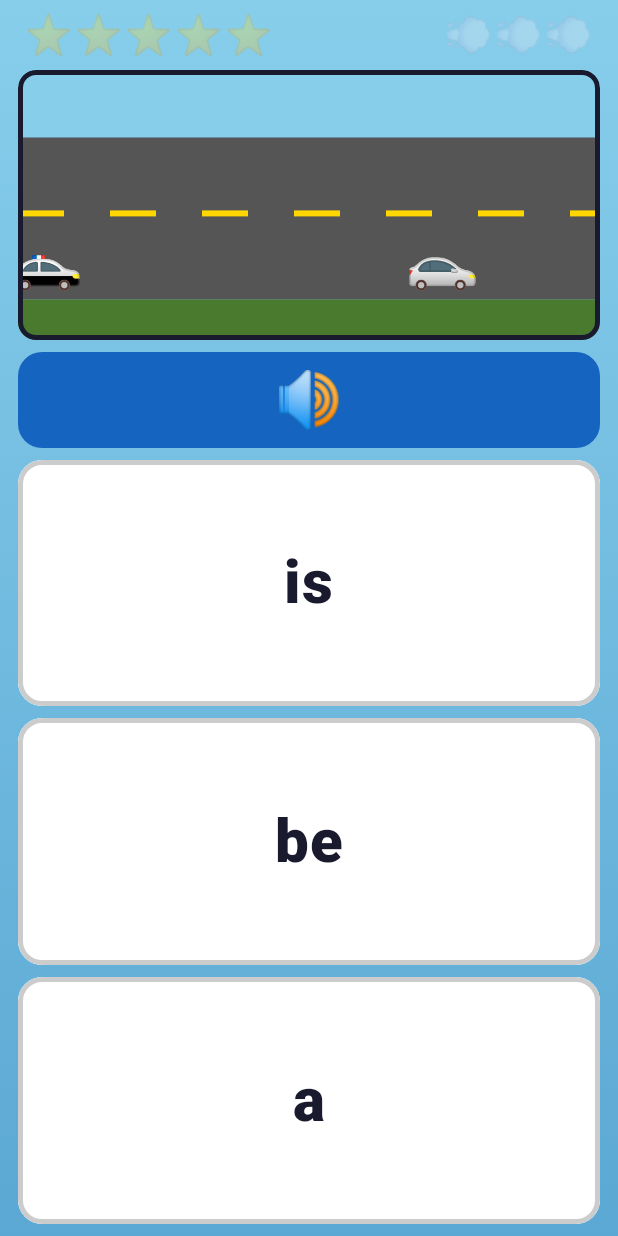
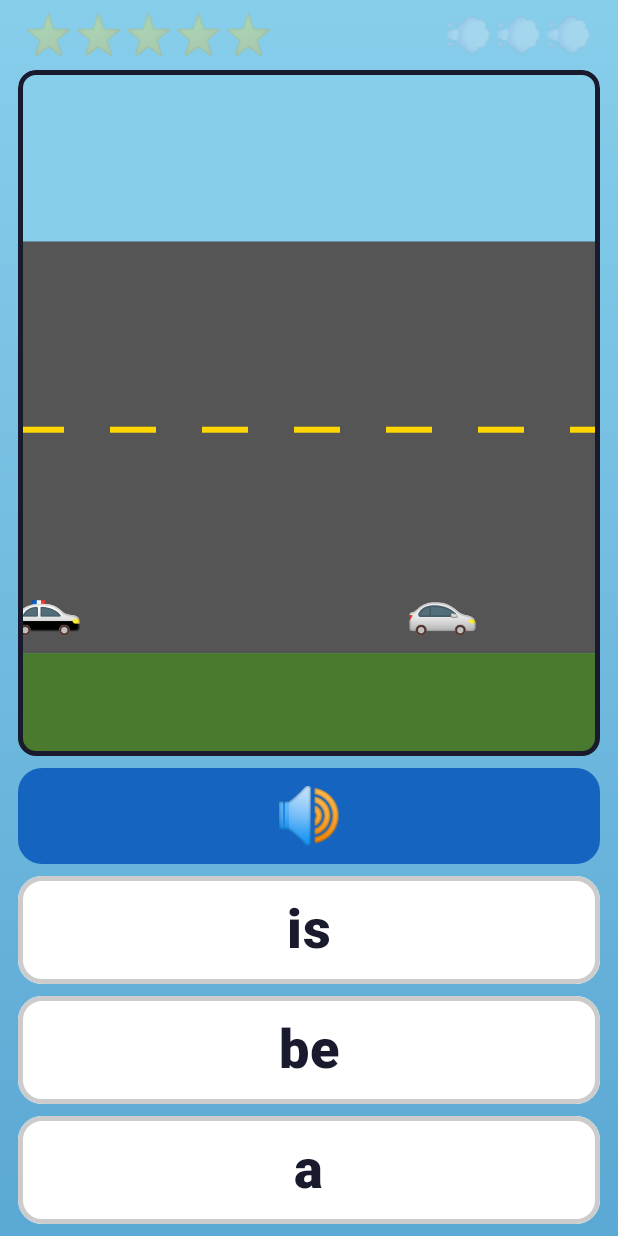
Before and after one commit to wbratley/word-police, an Android app built with Jetpack Compose: the screen it shows after launch (MainActivity), after a tap on an icon or button, on a phone screen of 412 x 824 dp. Run offline under Robolectric (Android 15) with nearby library versions, the phone set to English and light mode, and no system bars.

Commit message:
Road chase fills ~50% of screen, word buttons compact with bigger text
- Road: height(180dp) → weight(1f) so it grows to fill remaining space
  naturally landing at ~50% of screen height
- Word option buttons: weight(1f) → fixed height(72dp) so they're compact
- Font size in buttons: 40sp → 36sp (fills the shorter button well)

Co-Authored-By: Claude Sonnet 4.6 <noreply@anthropic.com>

```diff
--- a/app/src/main/java/com/wordpolice/GameScreen.kt
+++ b/app/src/main/java/com/wordpolice/GameScreen.kt
@@ -127,7 +127,7 @@ fun GameApp(viewModel: GameViewModel, soundManager: SoundManager) {
             RoadScene(
                 policeFraction = state.policeFraction,
                 criminalFraction = state.criminalFraction,
-                modifier = Modifier.fillMaxWidth().height(180.dp)
+                modifier = Modifier.fillMaxWidth().weight(1f)
             )
 
             Spacer(Modifier.height(8.dp))
@@ -153,7 +153,7 @@ fun GameApp(viewModel: GameViewModel, soundManager: SoundManager) {
                     Box(
                         modifier = Modifier
                             .fillMaxWidth()
-                            .weight(1f)
+                            .height(72.dp)
                             .clip(RoundedCornerShape(16.dp))
                             .background(bg)
                             .border(3.dp, border, RoundedCornerShape(16.dp))
@@ -182,7 +182,7 @@ fun GameApp(viewModel: GameViewModel, soundManager: SoundManager) {
                             ),
                         contentAlignment = Alignment.Center
                     ) {
-                        Text(option, fontSize = 40.sp, fontWeight = FontWeight.ExtraBold, color = textCol)
+                        Text(option, fontSize = 36.sp, fontWeight = FontWeight.ExtraBold, color = textCol)
                     }
 
                     if (index < q.options.lastIndex) Spacer(Modifier.height(8.dp))
```
